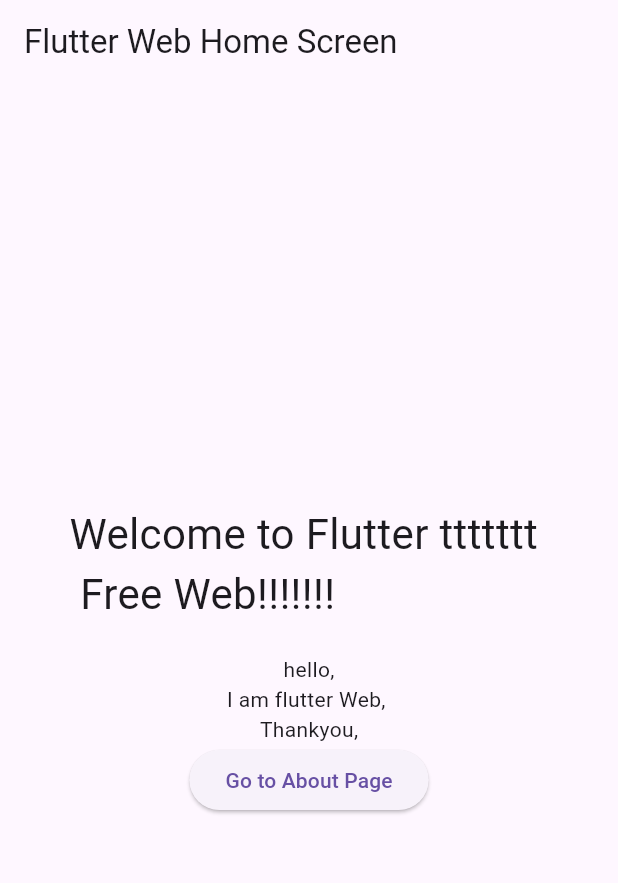
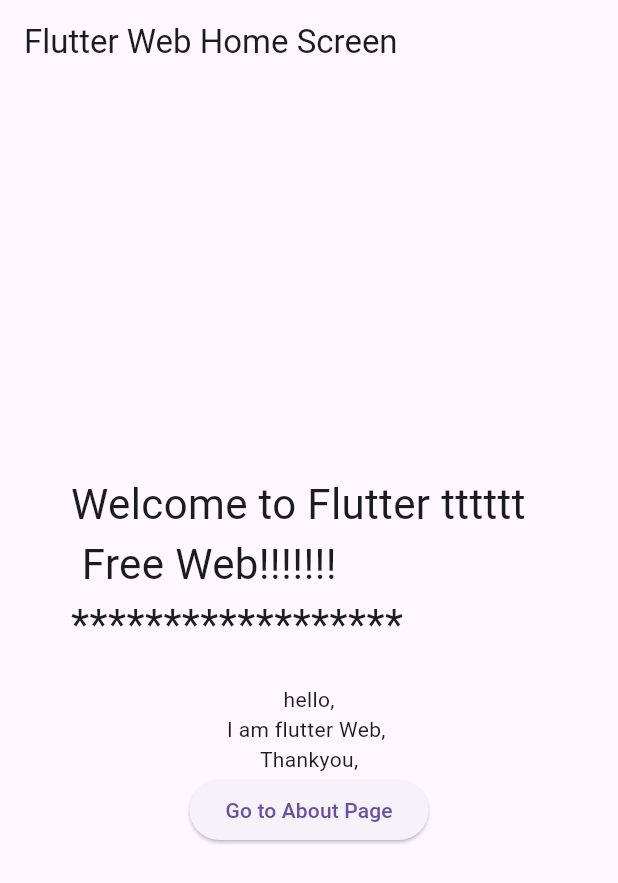
Before and after one commit to pv1230/my_web_app, a Flutter app: the screen it shows after launch, on a phone screen of 412 x 824 dp. Shown: the top 883 px of the screen. Run offline on Flutter 3.47's test engine with Material 3 defaults, Android fonts, the phone set to English and light mode, and no system bars; our stand-ins replace go_router.

Commit message:
Test build

```diff
--- a/lib/screens/home_screen.dart
+++ b/lib/screens/home_screen.dart
@@ -13,7 +13,7 @@
           mainAxisAlignment: MainAxisAlignment.center,
           children: [
             const Text(
-              "Welcome to Flutter ttttttt \n Free Web!!!!!!!",
+              "Welcome to Flutter tttttt  \n Free Web!!!!!!!\n******************",
               style: TextStyle(fontSize: 28),
             ),
             const SizedBox(height: 20),
```
Also changed, not shown: 4 other files.
